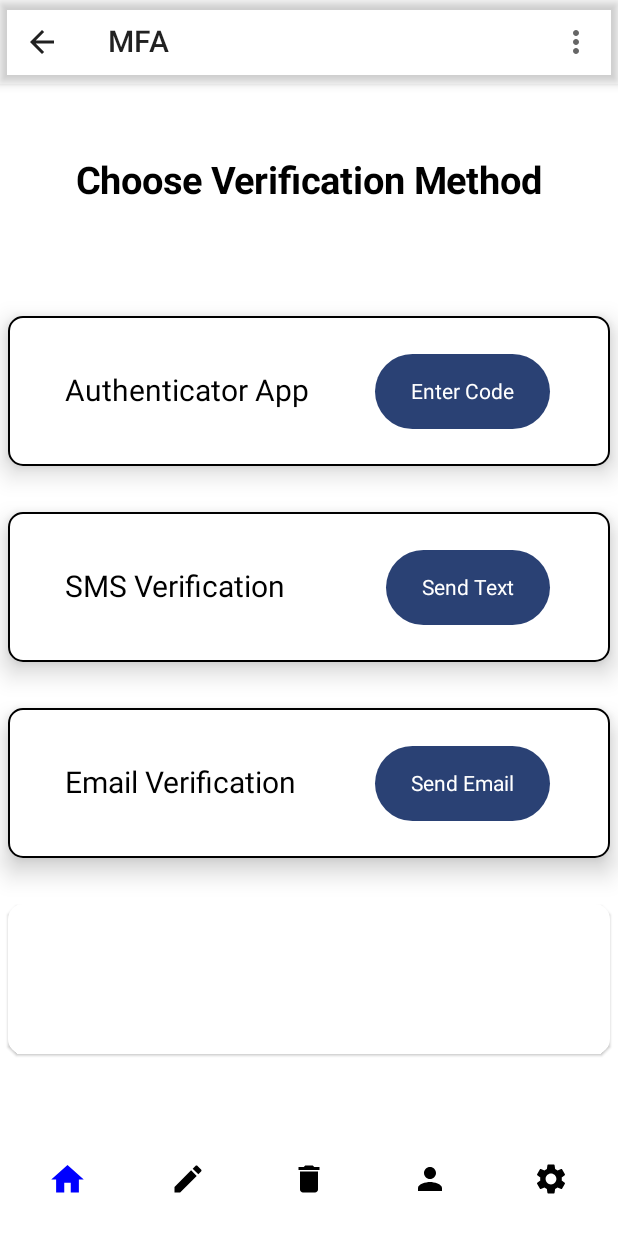
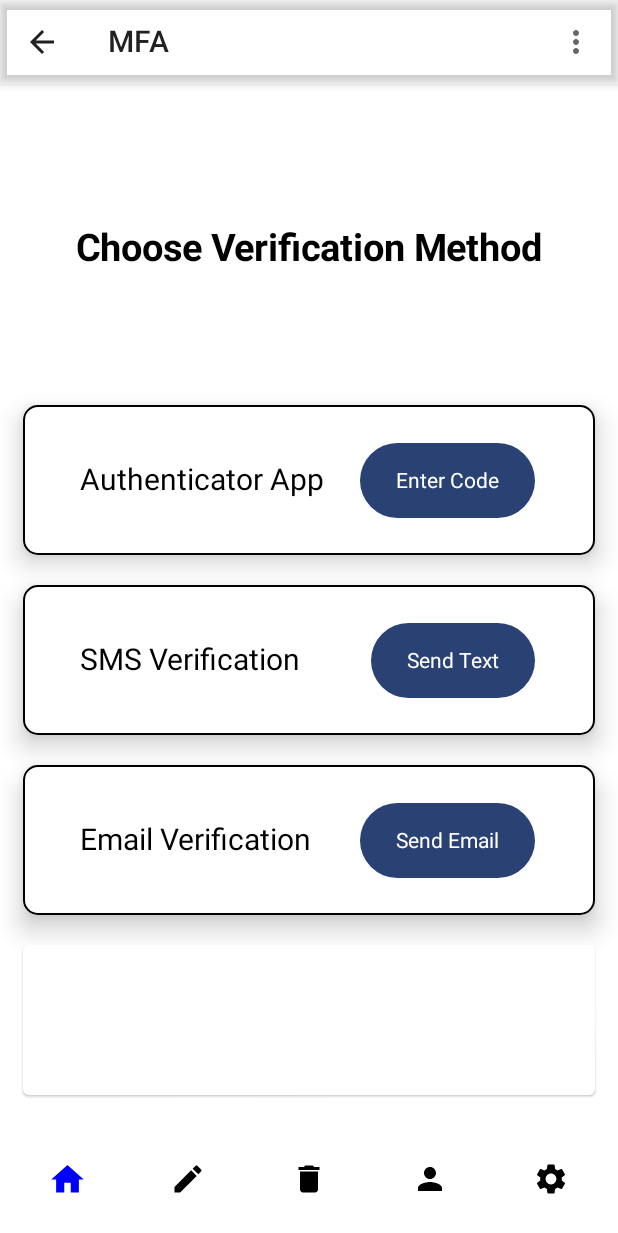
Before and after one commit to godwinBime/MSCapStone, an Android app built with Jetpack Compose: the ChooseVerificationMethod screen opened through its navigation route, on a phone screen of 412 x 824 dp. Shown: the top 1233 px of the screen. Run offline under Robolectric (Android 15) with nearby library versions, the phone set to English and light mode, and no system bars.

Commit message:
MFA page refactored

```diff
--- a/LoginPage/app/src/main/java/com/example/screen/ChooseVerificationMethod.kt
+++ b/LoginPage/app/src/main/java/com/example/screen/ChooseVerificationMethod.kt
@@ -6,10 +6,12 @@ import androidx.activity.ComponentActivity
 import androidx.activity.compose.setContent
 import androidx.compose.foundation.BorderStroke
 import androidx.compose.foundation.ScrollState
+import androidx.compose.foundation.background
 import androidx.compose.foundation.layout.Arrangement
 import androidx.compose.foundation.layout.Box
 import androidx.compose.foundation.layout.Column
 import androidx.compose.foundation.layout.Spacer
+import androidx.compose.foundation.layout.fillMaxHeight
 import androidx.compose.foundation.layout.fillMaxSize
 import androidx.compose.foundation.layout.fillMaxWidth
 import androidx.compose.foundation.layout.height
@@ -37,8 +39,8 @@ import androidx.compose.ui.unit.dp
 import androidx.compose.ui.unit.sp
 import androidx.navigation.NavHostController
 import com.example.component.CustomTopAppBar
+import com.example.loginpage.ui.theme.LoginPageTheme
 import com.example.navigation.Routes
-import com.example.loginpage.ui.theme.LoginPageTheme
 
 class ChooseVerificationMethodActivity : ComponentActivity() {
     override fun onCreate(savedInstanceState: Bundle?) {
@@ -78,13 +80,15 @@ fun ScaffoldChooseVerificationMethod(navController: NavHostController, scrollSta
         content = {
             Column(
                 modifier = Modifier
+                    .fillMaxHeight()
                     .verticalScroll(scrollState)
-                    .fillMaxSize(),
+                    .padding(15.dp),
                 verticalArrangement = Arrangement.Center,
-                horizontalAlignment = Alignment.CenterHorizontally
+                horizontalAlignment = Alignment.CenterHorizontally,
             ){
                 Text(
-                    modifier = Modifier.padding(vertical = 50.dp),
+                    modifier = Modifier
+                         .padding(bottom = 70.dp),
                     text = "Choose Verification Method",
                     fontSize = 25.sp,
                     color = Color.Black,
@@ -93,7 +97,6 @@ fun ScaffoldChooseVerificationMethod(navController: NavHostController, scrollSta
 
                 Spacer(modifier = Modifier.height(20.dp))
                 Card(modifier = Modifier
-                    .padding(5.dp)
                     .height(100.dp)
                     .fillMaxWidth(),
                     elevation = 10.dp,
@@ -113,7 +116,7 @@ fun ScaffoldChooseVerificationMethod(navController: NavHostController, scrollSta
 
                 Spacer(modifier = Modifier.height(20.dp))
                 Card(modifier = Modifier
-                    .padding(5.dp)
+
                     .height(100.dp)
                     .fillMaxWidth(),
                     border = BorderStroke(1.dp, Color.Black),
@@ -133,20 +136,11 @@ fun ScaffoldChooseVerificationMethod(navController: NavHostController, scrollSta
 
                 Spacer(modifier = Modifier.height(20.dp))
                 Card(modifier = Modifier
-                    .padding(5.dp)
                     .height(100.dp)
                     .fillMaxWidth(),
                     elevation = 10.dp,
                     border = BorderStroke(1.dp, Color.Black),
                     shape = RoundedCornerShape(10.dp)) {
-//                    IconButton(
-//                        onClick = {}) {
-//                        Icon(imageVector = Icons.Default.Email,
-//                            modifier = Modifier
-//                                .padding(end = 350.dp)
-//                                .size(50.dp),
-//                            contentDescription = "Email",)
-//                    }
                     Text(
                         modifier = Modifier
                             .padding(38.dp),
@@ -160,20 +154,9 @@ fun ScaffoldChooseVerificationMethod(navController: NavHostController, scrollSta
 
                 Spacer(modifier = Modifier.height(20.dp))
                 Card(modifier = Modifier
-                    .padding(5.dp)
                     .height(100.dp)
-                    .fillMaxWidth(),
-                    shape = RoundedCornerShape(10.dp)) {
-                    Text(
-                        modifier = Modifier
-                            .padding(38.dp),
-                        text = "",
-                        fontSize = 20.sp,
-                        color = Color.Black,
-                        textAlign = TextAlign.Justify
-                    )
-                    //VerificationButton(name = "Send Email", navController = navController, 2)
-                }
+                    .fillMaxWidth()) {
+                 }
             }
         }
     )
```
Also changed, not shown: LoginPage/app/src/main/java/com/example/screen/SignUp.kt (+5 -2 lines).
